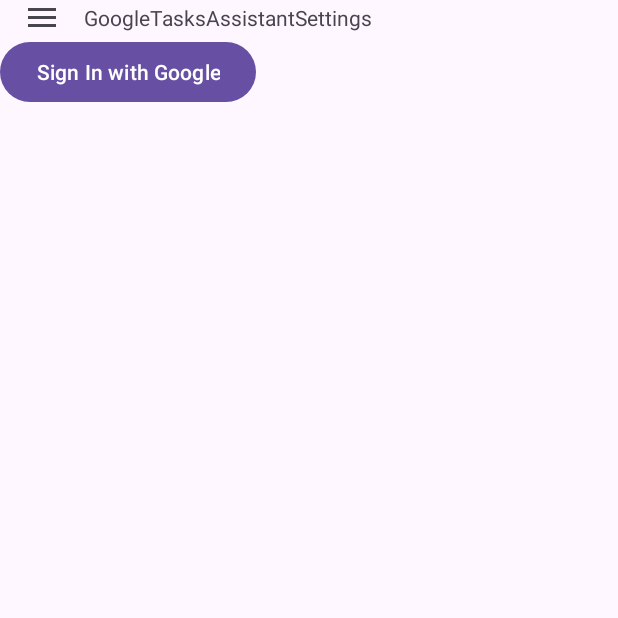
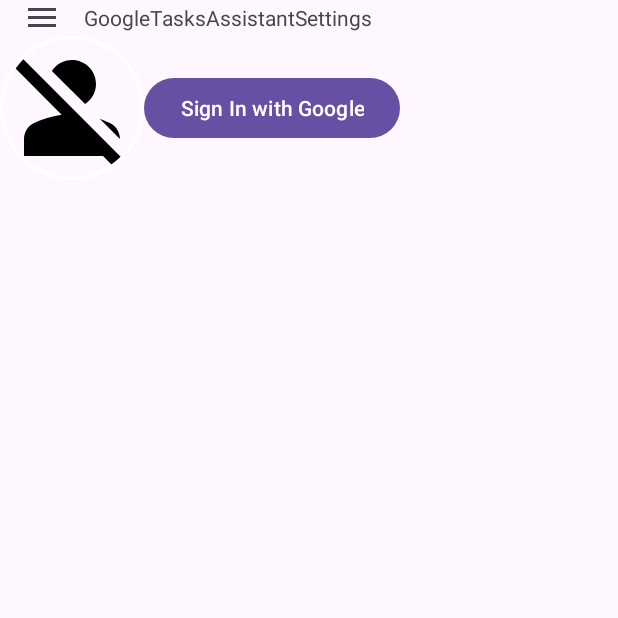
Before and after one commit to PeterEvansCode/TasksListHub, an Android app: the screen it shows after launch (MainActivity), in the side drawer, after a tap on "Settings", on a phone screen of 412 x 824 dp, the top half of it. Run offline under Robolectric (Android 15) with nearby library versions, the phone set to English and light mode, and no system bars; our stand-ins replace CircleImageView.

Commit message:
Moved to firebase login implementation
https://www.youtube.com/watch?v=_bC_zwypWpQ

```diff
--- a/app/src/main/AndroidManifest.xml
+++ b/app/src/main/AndroidManifest.xml
@@ -18,7 +18,7 @@
         android:roundIcon="@mipmap/ic_launcher_round"
         android:supportsRtl="true"
         android:theme="@style/Theme.TaskListHub"
-        tools:targetApi="31">
+        >
         <activity
             android:name=".MainActivity"
             android:exported="true">
--- a/app/src/main/java/com/example/taskslisthub/SettingsFragment.kt
+++ b/app/src/main/java/com/example/taskslisthub/SettingsFragment.kt
@@ -2,18 +2,22 @@
 
 import android.content.pm.PackageManager
 import android.credentials.CredentialManager
+import android.credentials.GetCredentialException
+import android.credentials.GetCredentialRequest
 import android.credentials.GetCredentialResponse
 import android.os.Bundle
+import android.os.OutcomeReceiver
+import android.util.Log
 import androidx.fragment.app.Fragment
 import android.view.LayoutInflater
 import android.view.View
 import android.view.ViewGroup
 import androidx.appcompat.app.AppCompatActivity
-import androidx.credentials.PasswordCredential
+import androidx.core.content.ContextCompat
 import androidx.drawerlayout.widget.DrawerLayout
 import com.example.taskslisthub.databinding.FragmentSettingsBinding
-import com.google.android.gms.fido.fido2.api.common.PublicKeyCredential
-import com.google.android.libraries.identity.googleid.GetGoogleIdOption
+import com.google.android.gms.auth.api.signin.GoogleSignIn
+import com.google.android.gms.auth.api.signin.GoogleSignInOptions
 import com.google.android.libraries.identity.googleid.GetSignInWithGoogleOption
 import java.security.SecureRandom
 import java.util.Base64
@@ -22,6 +26,9 @@
 
     //binding
     private lateinit var binding: FragmentSettingsBinding
+
+    //google tasks API
+    private lateinit var credentialManager: CredentialManager
 
     override fun onCreateView(
         inflater: LayoutInflater, container: ViewGroup?,
@@ -50,17 +57,37 @@
     }
 
     private fun signIn() {
-        val appInfo = context?.packageManager?.getApplicationInfo(requireContext().packageName, PackageManager.GET_META_DATA)
+        /*val appInfo = context?.packageManager?.getApplicationInfo(requireContext().packageName, PackageManager.GET_META_DATA)
         val clientId = appInfo!!.metaData!!.getString("com.google.android.gms.client_id")
-        val signInWithGoogleOption: GetSignInWithGoogleOption = GetSignInWithGoogleOption.Builder()
-            .setServerClientId(clientId!!)
-            .setNonce(generateNonce())
-        .build()
+
+        val signInWithGoogleOption = GetSignInWithGoogleOption(clientId!!, generateNonce())
+
+        val bundle = Bundle().apply {
+            putString("client_id", clientId)
+            putString("nonce", generateNonce())
+        }
+        val credentialRequest = GetCredentialRequest(bundle)
+
+        credentialManager.getCredential(
+            requireContext(),
+            credentialRequest as GetCredentialRequest,
+            null, // CancellationSignal, if not needed
+            ContextCompat.getMainExecutor(requireContext()), // Executor
+            object : OutcomeReceiver<GetCredentialResponse, GetCredentialException> {
+                override fun onResult(result: GetCredentialResponse) {
+                    // Handle successful sign-in response
+                }
+
+                override fun onError(exception: GetCredentialException) {
+                    Log.e("SettingsFragment", "Sign-in failed", exception)
+                }
+            }
+        )*/
     }
 
     private fun generateNonce(): String {
         val random = SecureRandom()
-        val nonceBytes = ByteArray(16) // 16 bytes = 128 bits
+        val nonceBytes = ByteArray(16)
         random.nextBytes(nonceBytes)
         return Base64.getUrlEncoder().withoutPadding().encodeToString(nonceBytes)
     }
--- /dev/null
+++ b/app/src/main/res/drawable/logout_24.xml
@@ -0,0 +1,5 @@
+<vector android:height="24dp" android:tint="#000000"
+    android:viewportHeight="24" android:viewportWidth="24"
+    android:width="24dp" xmlns:android="http://schemas.android.com/apk/res/android">
+    <path android:fillColor="@android:color/white" android:pathData="M8.65,5.82C9.36,4.72 10.6,4 12,4c2.21,0 4,1.79 4,4c0,1.4 -0.72,2.64 -1.82,3.35L8.65,5.82zM20,17.17c-0.02,-1.1 -0.63,-2.11 -1.61,-2.62c-0.54,-0.28 -1.13,-0.54 -1.77,-0.76L20,17.17zM21.19,21.19L2.81,2.81L1.39,4.22l8.89,8.89c-1.81,0.23 -3.39,0.79 -4.67,1.45C4.61,15.07 4,16.1 4,17.22V20h13.17l2.61,2.61L21.19,21.19z"/>
+</vector>
--- a/app/src/main/res/layout/fragment_settings.xml
+++ b/app/src/main/res/layout/fragment_settings.xml
@@ -3,6 +3,7 @@
     xmlns:tools="http://schemas.android.com/tools"
     android:layout_width="match_parent"
     android:layout_height="match_parent"
+    xmlns:app="http://schemas.android.com/apk/res-auto"
     android:orientation="vertical"
     tools:context=".SettingsFragment">
 
@@ -17,10 +18,28 @@
             android:text="Settings" />
     </com.example.taskslisthub.CustomToolbar>
 
-    <Button
-        android:id="@+id/sign_in_button"
-        android:layout_width="wrap_content"
+    <LinearLayout
+        android:layout_width="match_parent"
         android:layout_height="wrap_content"
-        android:text="Sign In with Google" />
+        android:orientation="horizontal">
+
+        <de.hdodenhof.circleimageview.CircleImageView
+            android:id="@+id/profile_image"
+            android:layout_width="96dp"
+            android:layout_height="96dp"
+            android:src="@drawable/logout_24"
+            app:civ_border_width="2dp"
+            app:civ_border_color="@color/white"/>
+
+        <Button
+            android:id="@+id/sign_in_button"
+            android:layout_width="wrap_content"
+            android:layout_height="wrap_content"
+            android:text="Sign In with Google"
+            android:layout_gravity="center"/>
+    </LinearLayout>
+
+
+
 
 </LinearLayout>
--- a/build.gradle.kts
+++ b/build.gradle.kts
@@ -1,3 +1,8 @@
+buildscript {
+    dependencies {
+        classpath("com.google.gms:google-services:4.4.2")
+    }
+}
 // Top-level build file where you can add configuration options common to all sub-projects/modules.
 plugins {
     id("com.android.application") version "8.2.2" apply false
```
Also changed, not shown: app/build.gradle.kts (+21 -6 lines).
